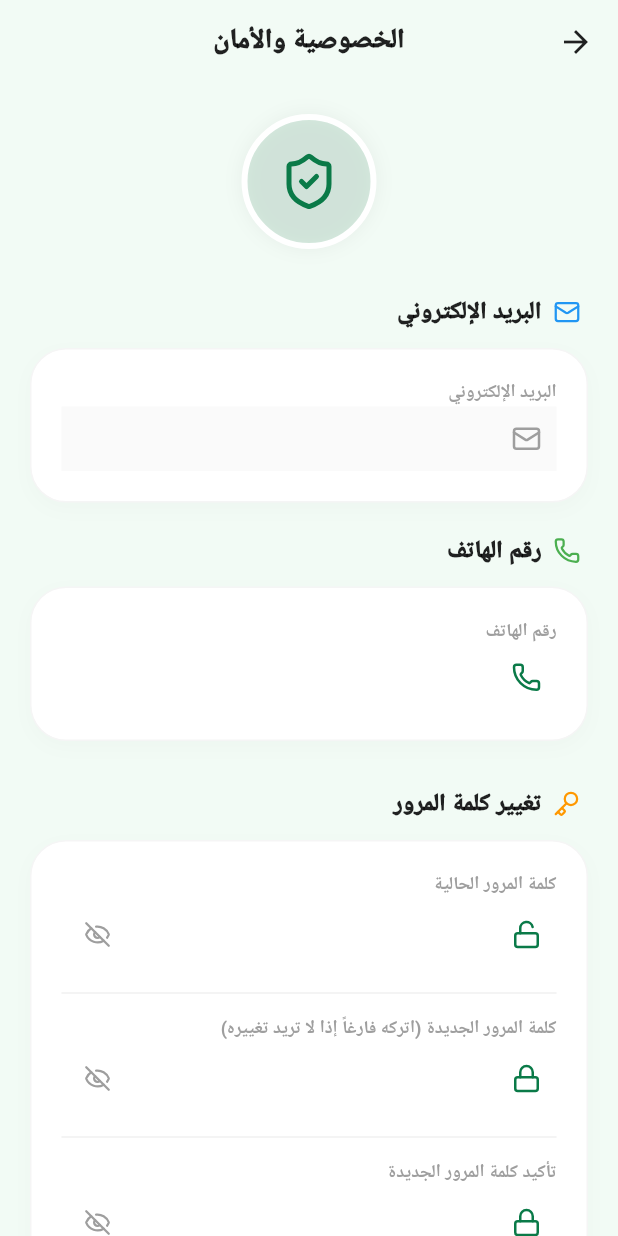
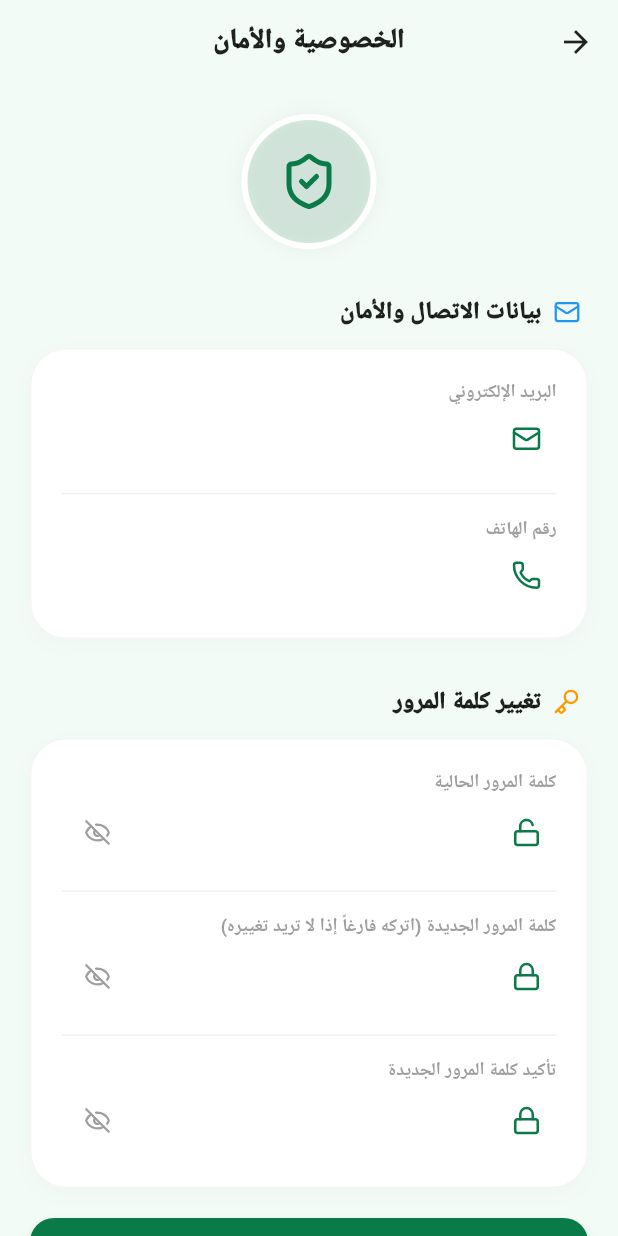
Before and after one commit to HammamShaikhIbrahim/PharmaSmart-Mobile, a Flutter app: the ProfileScreen screen opened directly, scrolled down 388 dp, after a tap on "الخصوصية والأمان", on a phone screen of 412 x 824 dp. Run offline on Flutter 3.47's test engine with Material 3 defaults, Android fonts, the light colour scheme and no system bars; our stand-ins replace awesome_dialog, flutter_map, font_awesome_flutter, geolocator, image_picker, latlong2 and 2 more; accounts and stored records are empty; network calls fail; Roboto replaces fonts that are missing (Tahoma).

Commit message:
Prof-securityPages

```diff
--- a/lib/screens/profile_screen.dart
+++ b/lib/screens/profile_screen.dart
@@ -189,10 +189,7 @@ class _ProfileScreenState extends State<ProfileScreen> {
             slivers: [
               SliverToBoxAdapter(
                 child: Padding(
-                  padding: const EdgeInsets.symmetric(
-                    horizontal: 20,
-                    vertical: 10,
-                  ),
+                  padding: const EdgeInsets.symmetric(horizontal: 20, vertical: 10),
                   child: Column(
                     crossAxisAlignment: CrossAxisAlignment.start,
                     children: [
@@ -208,9 +205,7 @@ class _ProfileScreenState extends State<ProfileScreen> {
                       ),
                       const SizedBox(height: 30),
 
-                      // 💡 التصميم المركزي الجديد للصورة والاسم (مستوحى من التطبيقات المشهورة)
                       _buildCenteredProfileHeader(),
-
                       const SizedBox(height: 40),
 
                       // 1. المعلومات الشخصية
@@ -328,9 +323,6 @@ class _ProfileScreenState extends State<ProfileScreen> {
     );
   }
 
-  // =====================================
-  // 💡 تصميم رأس الصفحة الجديد (في المنتصف)
-  // =====================================
   Widget _buildCenteredProfileHeader() {
     return Center(
       child: Column(
@@ -339,7 +331,6 @@ class _ProfileScreenState extends State<ProfileScreen> {
           Stack(
             alignment: Alignment.bottomRight,
             children: [
-              // الدائرة الكبيرة للصورة
               Container(
                 width: 110,
                 height: 110,
@@ -358,11 +349,7 @@ class _ProfileScreenState extends State<ProfileScreen> {
                   ),
                 ),
               ),
-              // زر التعديل الدائري الصغير
-              Positioned(
-                bottom: 0,
-                right: 0,
-                child: InkWell(
+              InkWell(
                 onTap: () => Navigator.push(context, MaterialPageRoute(builder: (_) => const EditProfileScreen())).then((_) => _fetchProfileData()),
                 borderRadius: BorderRadius.circular(50),
                 child: Container(
@@ -376,17 +363,14 @@ class _ProfileScreenState extends State<ProfileScreen> {
                   child: const Icon(LucideIcons.edit3, color: Colors.white, size: 18),
                 ),
               ),
-              ),
             ],
           ),
           const SizedBox(height: 15),
-          // الاسم بالخط العريض
           Text(
             '$_fname $_lname',
             style: const TextStyle(fontSize: 24, fontWeight: FontWeight.w900, color: Colors.black87),
           ),
           const SizedBox(height: 5),
-          // الإيميل في بطاقة صغيرة أنيقة
           Container(
             padding: const EdgeInsets.symmetric(horizontal: 14, vertical: 6),
             decoration: BoxDecoration(
@@ -397,10 +381,11 @@ class _ProfileScreenState extends State<ProfileScreen> {
             child: Row(
               mainAxisSize: MainAxisSize.min,
               children: [
-                Icon(LucideIcons.phone, size: 14, color: Colors.grey.shade600),
+                // 💡 تم التبديل إلى الإيميل بدلاً من الهاتف
+                Icon(LucideIcons.mail, size: 14, color: Colors.grey.shade600),
                 const SizedBox(width: 6),
                 Text(
-                  _phone,
+                  _email,
                   style: const TextStyle(fontSize: 13, color: Colors.black54, fontWeight: FontWeight.w900),
                   textDirection: TextDirection.ltr,
                 ),
--- a/lib/screens/security_screen.dart
+++ b/lib/screens/security_screen.dart
@@ -219,35 +219,32 @@ class _SecurityScreenState extends State<SecurityScreen> {
                     ),
                     const SizedBox(height: 30),
 
-                    // 💡 القسم الأول: البريد الإلكتروني منفصل تماماً والخط باللون الأسود
-                    _buildSectionHeader('البريد الإلكتروني', LucideIcons.mail, Colors.blue),
+                    // 💡 القسم الأول: البريد الإلكتروني ورقم الهاتف (قابلين للتعديل الآن)
+                    _buildSectionHeader('بيانات الاتصال والأمان', LucideIcons.mail, Colors.blue),
                     Container(
                       padding: const EdgeInsets.all(20),
                       decoration: _cardDecoration(),
-                      child: _buildCleanField(
+                      child: Column(
+                        children: [
+                          _buildCleanField(
                             'البريد الإلكتروني',
                             LucideIcons.mail,
                             _emailController,
-                        isReadOnly: true,
+                            // 💡 تم إزالة isReadOnly لتصبح الإيميل قابلة للتعديل
                           ),
-                    ),
-                    const SizedBox(height: 20),
-
-                    // 💡 القسم الثاني: رقم الهاتف منفصل تماماً
-                    _buildSectionHeader('رقم الهاتف', LucideIcons.phone, Colors.green),
-                    Container(
-                      padding: const EdgeInsets.all(20),
-                      decoration: _cardDecoration(),
-                      child: _buildCleanField(
+                          const Divider(color: Color(0xFFF0F0F0), height: 30),
+                          _buildCleanField(
                             'رقم الهاتف',
                             LucideIcons.phone,
                             _phoneController,
                             isPhone: true,
                           ),
+                        ],
+                      ),
                     ),
                     const SizedBox(height: 30),
 
-                    // 💡 القسم الثالث: تغيير كلمة المرور
+                    // 💡 القسم الثاني: تغيير كلمة المرور
                     _buildSectionHeader('تغيير كلمة المرور', LucideIcons.key, Colors.orange),
                     Container(
                       padding: const EdgeInsets.all(20),
@@ -312,7 +309,7 @@ class _SecurityScreenState extends State<SecurityScreen> {
                     ),
                     const SizedBox(height: 40),
 
-                    // 💡 القسم الرابع: خيارات الأمان (حذف الحساب)
+                    // 💡 القسم الثالث: خيارات الأمان (حذف الحساب)
                     _buildSectionHeader('خيارات الأمان', LucideIcons.alertTriangle, Colors.redAccent),
                     InkWell(
                       onTap: _deleteAccountDialog,
@@ -386,7 +383,6 @@ class _SecurityScreenState extends State<SecurityScreen> {
     TextEditingController controller, {
     bool isPassword = false,
     bool isHidden = false,
-    bool isReadOnly = false,
     bool isPhone = false,
     VoidCallback? onToggle,
   }) {
@@ -400,20 +396,15 @@ class _SecurityScreenState extends State<SecurityScreen> {
         TextField(
           controller: controller,
           obscureText: isHidden,
-          readOnly: isReadOnly,
           textAlign: isPhone ? TextAlign.left : TextAlign.right,
           keyboardType: isPhone ? TextInputType.phone : TextInputType.text,
-          // 💡 التعديل هنا: الخط أسود عريض حتى لو كان الحقل للقراءة فقط
           style: const TextStyle(
             color: Colors.black87,
             fontWeight: FontWeight.bold,
             fontSize: 15,
           ),
           decoration: InputDecoration(
-            // 💡 إضافة خلفية رمادية خفيفة جداً لتمييز أنه غير قابل للتعديل
-            filled: isReadOnly,
-            fillColor: isReadOnly ? Colors.grey.shade50 : Colors.transparent,
-            prefixIcon: Icon(icon, size: 20, color: isReadOnly ? Colors.grey : primaryColor),
+            prefixIcon: Icon(icon, size: 20, color: primaryColor),
             prefixIconConstraints: const BoxConstraints(minWidth: 40),
             suffixIcon: isPassword
                 ? IconButton(
```
Also changed, not shown: lib/screens/edit_profile_screen.dart (+2 -34 lines). Lines whose indentation alone changed are shown as unchanged.
